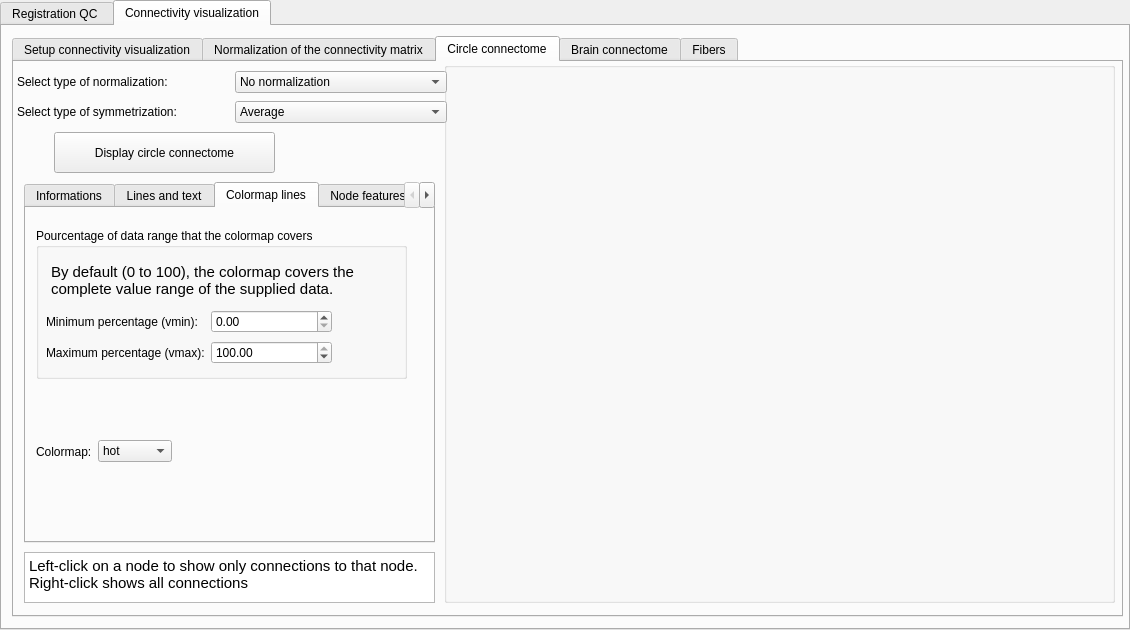
Before: the Qt Designer form CONTINUITY_QC/interface_visualization.ui in elodiepiot/CONTINUITY_all, drawn with Qt 5.
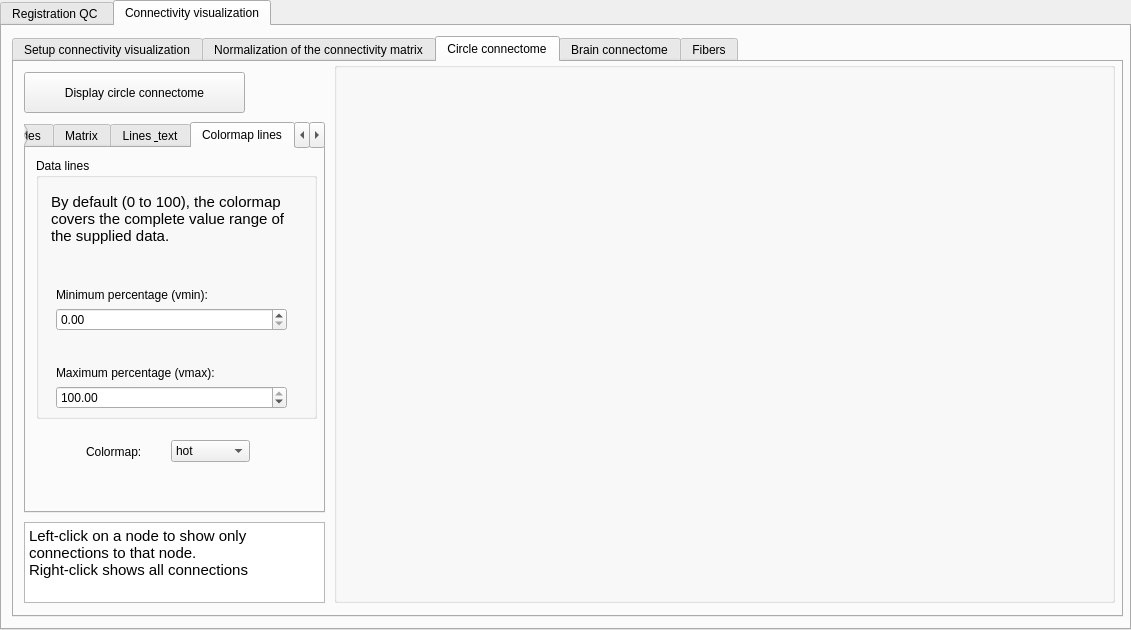
After: the same form once the commit is applied. The open tabs and pages were chosen to show the change.

Commit message: ENH: circle connectome

```diff
--- a/CONTINUITY_QC/interface_visualization.ui
+++ b/CONTINUITY_QC/interface_visualization.ui
@@ -6,7 +6,7 @@
    <rect>
     <x>0</x>
     <y>0</y>
-    <width>1130</width>
+    <width>1131</width>
     <height>630</height>
    </rect>
   </property>
@@ -1289,9 +1289,9 @@
       <property name="geometry">
        <rect>
         <x>10</x>
-        <y>490</y>
-        <width>411</width>
-        <height>51</height>
+        <y>460</y>
+        <width>301</width>
+        <height>81</height>
        </rect>
       </property>
       <property name="html">
@@ -1305,9 +1305,9 @@
      <widget class="QGroupBox" name="circle_connectome_groupBox">
       <property name="geometry">
        <rect>
-        <x>430</x>
+        <x>320</x>
         <y>0</y>
-        <width>671</width>
+        <width>781</width>
         <height>541</height>
        </rect>
       </property>
@@ -1324,8 +1324,8 @@
      <widget class="QPushButton" name="display_circle_connectome_pushButton">
       <property name="geometry">
        <rect>
-        <x>40</x>
-        <y>70</y>
+        <x>10</x>
+        <y>10</y>
         <width>221</width>
         <height>41</height>
        </rect>
@@ -1337,92 +1337,23 @@
      <widget class="QLabel" name="wait_label">
       <property name="geometry">
        <rect>
-        <x>270</x>
-        <y>80</y>
-        <width>151</width>
-        <height>17</height>
+        <x>240</x>
+        <y>10</y>
+        <width>71</width>
+        <height>41</height>
        </rect>
       </property>
       <property name="text">
        <string/>
       </property>
      </widget>
-     <widget class="QWidget" name="layoutWidget">
-      <property name="geometry">
-       <rect>
-        <x>3</x>
-        <y>7</y>
-        <width>430</width>
-        <height>58</height>
-       </rect>
-      </property>
-      <layout class="QGridLayout" name="gridLayout_8">
-       <item row="0" column="0">
-        <widget class="QLabel" name="label_15">
-         <property name="text">
-          <string>Select type of normalization: </string>
-         </property>
-        </widget>
-       </item>
-       <item row="0" column="1">
-        <widget class="QComboBox" name="type_of_normalization_circle_comboBox">
-         <item>
-          <property name="text">
-           <string>No normalization</string>
-          </property>
-         </item>
-         <item>
-          <property name="text">
-           <string>Whole normalization</string>
-          </property>
-         </item>
-         <item>
-          <property name="text">
-           <string>Row region normalization</string>
-          </property>
-         </item>
-         <item>
-          <property name="text">
-           <string>Row column normalization</string>
-          </property>
-         </item>
-        </widget>
-       </item>
-       <item row="1" column="0">
-        <widget class="QLabel" name="label_14">
-         <property name="text">
-          <string>Select type of symmetrization: </string>
-         </property>
-        </widget>
-       </item>
-       <item row="1" column="1">
-        <widget class="QComboBox" name="type_of_symmetrization_circle_comboBox">
-         <item>
-          <property name="text">
-           <string>Average</string>
-          </property>
-         </item>
-         <item>
-          <property name="text">
-           <string>Maximum</string>
-          </property>
-         </item>
-         <item>
-          <property name="text">
-           <string>Minimum</string>
-          </property>
-         </item>
-        </widget>
-       </item>
-      </layout>
-     </widget>
      <widget class="QTabWidget" name="tabWidget_2">
       <property name="geometry">
        <rect>
         <x>10</x>
-        <y>120</y>
-        <width>411</width>
-        <height>361</height>
+        <y>60</y>
+        <width>301</width>
+        <height>391</height>
        </rect>
       </property>
       <property name="currentIndex">
@@ -1430,7 +1361,7 @@
       </property>
       <widget class="QWidget" name="tab_21">
        <attribute name="title">
-        <string>Informations</string>
+        <string>Nodes</string>
        </attribute>
        <widget class="QWidget" name="layoutWidget">
         <property name="geometry">
@@ -1471,9 +1402,96 @@
         </layout>
        </widget>
       </widget>
+      <widget class="QWidget" name="tab_22">
+       <attribute name="title">
+        <string>Matrix</string>
+       </attribute>
+       <widget class="QWidget" name="layoutWidget">
+        <property name="geometry">
+         <rect>
+          <x>11</x>
+          <y>11</y>
+          <width>281</width>
+          <height>171</height>
+         </rect>
+        </property>
+        <layout class="QVBoxLayout" name="verticalLayout_8">
+         <item>
+          <widget class="QLabel" name="label_15">
+           <property name="text">
+            <string>Select type of normalization: </string>
+           </property>
+          </widget>
+         </item>
+         <item>
+          <widget class="QComboBox" name="type_of_normalization_circle_comboBox">
+           <item>
+            <property name="text">
+             <string>No normalization</string>
+            </property>
+           </item>
+           <item>
+            <property name="text">
+             <string>Whole normalization</string>
+            </property>
+           </item>
+           <item>
+            <property name="text">
+             <string>Row region normalization</string>
+            </property>
+           </item>
+           <item>
+            <property name="text">
+             <string>Row column normalization</string>
+            </property>
+           </item>
+          </widget>
+         </item>
+         <item>
+          <spacer name="verticalSpacer">
+           <property name="orientation">
+            <enum>Qt::Vertical</enum>
+           </property>
+           <property name="sizeHint" stdset="0">
+            <size>
+             <width>20</width>
+             <height>40</height>
+            </size>
+           </property>
+          </spacer>
+         </item>
+         <item>
+          <widget class="QLabel" name="label_14">
+           <property name="text">
+            <string>Select type of symmetrization: </string>
+           </property>
+          </widget>
+         </item>
+         <item>
+          <widget class="QComboBox" name="type_of_symmetrization_circle_comboBox">
+           <item>
+            <property name="text">
+             <string>Average</string>
+            </property>
+           </item>
+           <item>
+            <property name="text">
+             <string>Maximum</string>
+            </property>
+           </item>
+           <item>
+            <property name="text">
+             <string>Minimum</string>
+            </property>
+           </item>
+          </widget>
+         </item>
+        </layout>
+       </widget>
+      </widget>
       <widget class="QWidget" name="tab_6">
        <attribute name="title">
-        <string>Lines and text</string>
+        <string>Lines &amp; text</string>
        </attribute>
        <widget class="QGroupBox" name="groupBox_8">
         <property name="geometry">
@@ -1651,21 +1669,21 @@
         <property name="geometry">
          <rect>
           <x>10</x>
-          <y>20</y>
-          <width>371</width>
-          <height>151</height>
+          <y>10</y>
+          <width>281</width>
+          <height>261</height>
          </rect>
         </property>
         <property name="title">
-         <string>Pourcentage of data range that the colormap covers</string>
+         <string>Data lines</string>
         </property>
         <widget class="QTextEdit" name="row_region_textEdit_3">
          <property name="geometry">
           <rect>
            <x>10</x>
            <y>30</y>
-           <width>349</width>
-           <height>51</height>
+           <width>261</width>
+           <height>91</height>
           </rect>
          </property>
          <property name="styleSheet">
@@ -1687,35 +1705,48 @@
         <widget class="QWidget" name="layoutWidget">
          <property name="geometry">
           <rect>
-           <x>10</x>
-           <y>80</y>
-           <width>286</width>
-           <height>60</height>
+           <x>20</x>
+           <y>130</y>
+           <width>231</width>
+           <height>121</height>
           </rect>
          </property>
-         <layout class="QGridLayout" name="gridLayout_3">
-          <item row="0" column="0">
+         <layout class="QVBoxLayout" name="verticalLayout_10">
+          <item>
            <widget class="QLabel" name="label_20">
             <property name="text">
              <string>Minimum percentage (vmin):</string>
             </property>
            </widget>
           </item>
-          <item row="1" column="0">
+          <item>
+           <widget class="QDoubleSpinBox" name="vmin_connectome_spinBox">
+            <property name="maximum">
+             <double>100.000000000000000</double>
+            </property>
+           </widget>
+          </item>
+          <item>
+           <spacer name="verticalSpacer_2">
+            <property name="orientation">
+             <enum>Qt::Vertical</enum>
+            </property>
+            <property name="sizeHint" stdset="0">
+             <size>
+              <width>20</width>
+              <height>40</height>
+             </size>
+            </property>
+           </spacer>
+          </item>
+          <item>
            <widget class="QLabel" name="label_21">
             <property name="text">
              <string>Maximum percentage (vmax):</string>
             </property>
            </widget>
           </item>
-          <item row="0" column="1">
-           <widget class="QDoubleSpinBox" name="vmin_connectome_spinBox">
-            <property name="maximum">
-             <double>100.000000000000000</double>
-            </property>
-           </widget>
-          </item>
-          <item row="1" column="1">
+          <item>
            <widget class="QDoubleSpinBox" name="vmax_connectome_spinBox">
             <property name="maximum">
              <double>100.000000000000000</double>
@@ -1731,9 +1762,9 @@
        <widget class="QWidget" name="layoutWidget_8">
         <property name="geometry">
          <rect>
-          <x>10</x>
-          <y>230</y>
-          <width>371</width>
+          <x>60</x>
+          <y>290</y>
+          <width>164</width>
           <height>27</height>
          </rect>
         </property>
@@ -1779,19 +1810,6 @@
            </item>
           </widget>
          </item>
-         <item>
-          <spacer name="horizontalSpacer_8">
-           <property name="orientation">
-            <enum>Qt::Horizontal</enum>
-           </property>
-           <property name="sizeHint" stdset="0">
-            <size>
-             <width>40</width>
-             <height>20</height>
-            </size>
-           </property>
-          </spacer>
-         </item>
         </layout>
        </widget>
       </widget>
```
Left out of the diff: 168 changed lines with no effect on the pictures. The commit also changes 3 other files.
